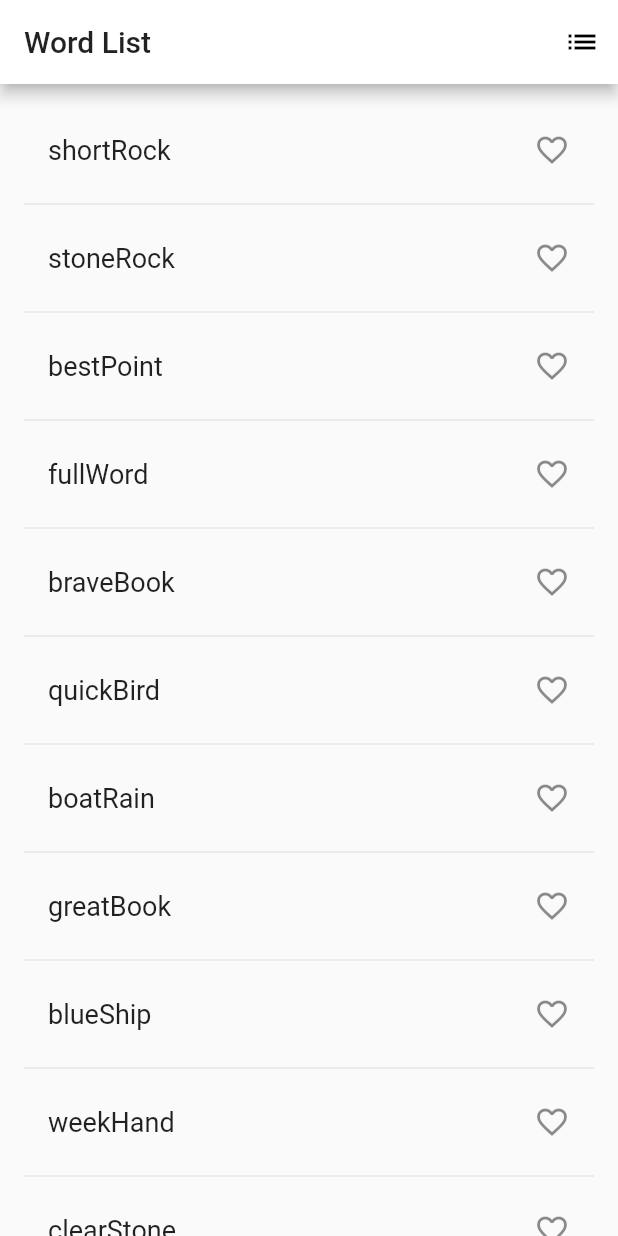
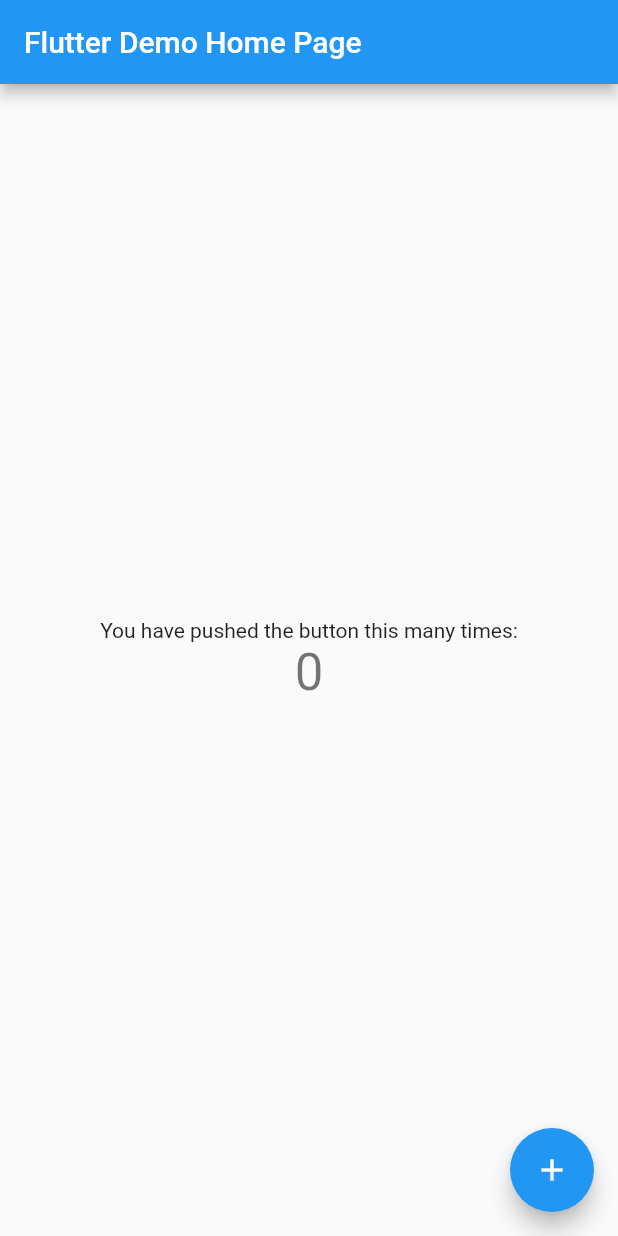
Before and after one commit to Mattao/flutter-demo, a Flutter app: the screen it shows after launch, on a phone screen of 412 x 824 dp. Run offline on Flutter 3.47's test engine with Material 2 defaults, Android fonts, the phone set to English and light mode, and no system bars.

Commit message:
feat: first blood

```diff
--- a/lib/main.dart
+++ b/lib/main.dart
@@ -1,17 +1,109 @@
 import 'package:flutter/material.dart';
-import 'package:hello/page/WordListPage.dart';
 
-void main() => runApp(new MyApp());
+void main() => runApp(MyApp());
 
 class MyApp extends StatelessWidget {
+  // This widget is the root of your application.
   @override
   Widget build(BuildContext context) {
-    return new MaterialApp(
-      title: 'Welcome',
-      theme: new ThemeData(
-        primaryColor: Colors.white,
+    return MaterialApp(
+      title: 'Flutter Demo',
+      theme: ThemeData(
+        // This is the theme of your application.
+        //
+        // Try running your application with "flutter run". You'll see the
+        // application has a blue toolbar. Then, without quitting the app, try
+        // changing the primarySwatch below to Colors.green and then invoke
+        // "hot reload" (press "r" in the console where you ran "flutter run",
+        // or press Run > Flutter Hot Reload in IntelliJ). Notice that the
+        // counter didn't reset back to zero; the application is not restarted.
+        primarySwatch: Colors.blue,
       ),
-      home: new WordListPage(),
+      home: MyHomePage(title: 'Flutter Demo Home Page'),
     );
   }
 }
+
+class MyHomePage extends StatefulWidget {
+  MyHomePage({Key key, this.title}) : super(key: key);
+
+  // This widget is the home page of your application. It is stateful, meaning
+  // that it has a State object (defined below) that contains fields that affect
+  // how it looks.
+
+  // This class is the configuration for the state. It holds the values (in this
+  // case the title) provided by the parent (in this case the App widget) and
+  // used by the build method of the State. Fields in a Widget subclass are
+  // always marked "final".
+
+  final String title;
+
+  @override
+  _MyHomePageState createState() => _MyHomePageState();
+}
+
+class _MyHomePageState extends State<MyHomePage> {
+  int _counter = 0;
+
+  void _incrementCounter() {
+    setState(() {
+      // This call to setState tells the Flutter framework that something has
+      // changed in this State, which causes it to rerun the build method below
+      // so that the display can reflect the updated values. If we changed
+      // _counter without calling setState(), then the build method would not be
+      // called again, and so nothing would appear to happen.
+      _counter++;
+    });
+  }
+
+  @override
+  Widget build(BuildContext context) {
+    // This method is rerun every time setState is called, for instance as done
+    // by the _incrementCounter method above.
+    //
+    // The Flutter framework has been optimized to make rerunning build methods
+    // fast, so that you can just rebuild anything that needs updating rather
+    // than having to individually change instances of widgets.
+    return Scaffold(
+      appBar: AppBar(
+        // Here we take the value from the MyHomePage object that was created by
+        // the App.build method, and use it to set our appbar title.
+        title: Text(widget.title),
+      ),
+      body: Center(
+        // Center is a layout widget. It takes a single child and positions it
+        // in the middle of the parent.
+        child: Column(
+          // Column is also layout widget. It takes a list of children and
+          // arranges them vertically. By default, it sizes itself to fit its
+          // children horizontally, and tries to be as tall as its parent.
+          //
+          // Invoke "debug paint" (press "p" in the console where you ran
+          // "flutter run", or select "Toggle Debug Paint" from the Flutter tool
+          // window in IntelliJ) to see the wireframe for each widget.
+          //
+          // Column has various properties to control how it sizes itself and
+          // how it positions its children. Here we use mainAxisAlignment to
+          // center the children vertically; the main axis here is the vertical
+          // axis because Columns are vertical (the cross axis would be
+          // horizontal).
+          mainAxisAlignment: MainAxisAlignment.center,
+          children: <Widget>[
+            Text(
+              'You have pushed the button this many times:',
+            ),
+            Text(
+              '$_counter',
+              style: Theme.of(context).textTheme.display1,
+            ),
+          ],
+        ),
+      ),
+      floatingActionButton: FloatingActionButton(
+        onPressed: _incrementCounter,
+        tooltip: 'Increment',
+        child: Icon(Icons.add),
+      ), // This trailing comma makes auto-formatting nicer for build methods.
+    );
+  }
+}
--- a/lib/page/WordListPage.dart
+++ /dev/null
@@ -1,80 +0,0 @@
-import 'package:flutter/material.dart';
-import 'package:english_words/english_words.dart';
-import 'package:hello/page/StarredWordListPage.dart';
-import 'package:hello/util/Logger.dart';
-
-class WordListPage extends StatefulWidget {
-  @override
-  State<StatefulWidget> createState() {
-    return new WordListPageState();
-  }
-}
-
-class WordListPageState extends State<WordListPage> {
-  static const TAG = 'WordListPageState';
-
-  final _wordList = <WordPair>[];
-  final _biggerFont = new TextStyle(fontSize: 18.0);
-  final _savedWordListSet = new Set<WordPair>();
-
-  Widget _buildItem(WordPair word) {
-    final alreadySaved = _savedWordListSet.contains(word);
-
-    return new ListTile(
-      title: new Text(
-        word.asCamelCase,
-        style: _biggerFont,
-      ),
-      trailing: new Icon(
-        alreadySaved ? Icons.favorite : Icons.favorite_border,
-        color: alreadySaved ? Colors.red : null,
-      ),
-      onTap: () {
-        setState(() {
-          if (alreadySaved) {
-            _savedWordListSet.remove(word);
-          } else {
-            _savedWordListSet.add(word);
-          }
-        });
-      },
-    );
-  }
-
-  Widget _buildWordList() {
-    return new ListView.builder(
-      padding: const EdgeInsets.all(16.0),
-      itemBuilder: (context, i) {
-        if (i.isOdd) {
-          return new Divider();
-        }
-
-        final index = i ~/ 2;
-        if (index >= _wordList.length) {
-          _wordList.addAll(generateWordPairs().take(10));
-        }
-        return _buildItem(_wordList[index]);
-      },
-    );
-  }
-
-  void _launchStarredWordsPage() {
-    Logger.d(TAG, 'launch StarredWordsPage');
-    Navigator.push(context, new MaterialPageRoute(builder: (context) {
-      return new StarredWordsListPage(_savedWordListSet);
-    }));
-  }
-
-  @override
-  Widget build(BuildContext context) {
-    return new Scaffold(
-      appBar: new AppBar(
-        title: new Text('Word List'),
-        actions: <Widget>[
-          new IconButton(icon: new Icon(Icons.list), onPressed: _launchStarredWordsPage),
-        ],
-      ),
-      body: _buildWordList(),
-    );
-  }
-}
```
Also changed, not shown: lib/page/StarredWordListPage.dart (deleted, +0 -53 lines), lib/util/Logger.dart (deleted, +0 -7 lines), pubspec.yaml (+13 -3 lines), 19 other files.
